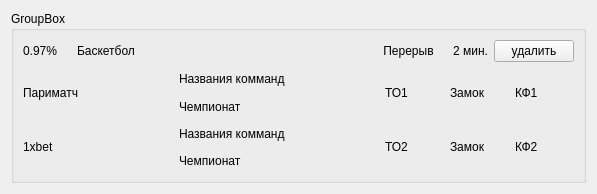
Qt form vilkawidget.ui (isys35/lol_project) before a commit.
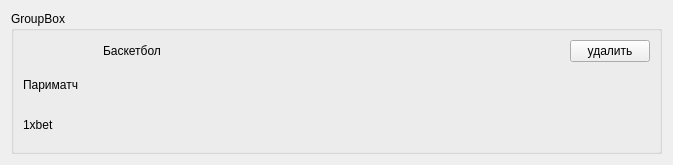
The same form after that commit.

```diff
--- a/vilkawidget.ui
+++ b/vilkawidget.ui
@@ -6,8 +6,8 @@
    <rect>
     <x>0</x>
     <y>0</y>
-    <width>597</width>
-    <height>194</height>
+    <width>673</width>
+    <height>162</height>
    </rect>
   </property>
   <property name="windowTitle">
@@ -16,6 +16,12 @@
   <layout class="QVBoxLayout" name="verticalLayout">
    <item>
     <widget class="QGroupBox" name="groupBox">
+     <property name="maximumSize">
+      <size>
+       <width>16777215</width>
+       <height>200</height>
+      </size>
+     </property>
      <property name="title">
       <string>GroupBox</string>
      </property>
@@ -27,7 +33,7 @@
           <item>
            <widget class="QLabel" name="label_2">
             <property name="text">
-             <string>0.97%</string>
+             <string/>
             </property>
            </widget>
           </item>
@@ -47,7 +53,7 @@
           <item>
            <widget class="QLabel" name="label_4">
             <property name="text">
-             <string>Перерыв</string>
+             <string/>
             </property>
             <property name="alignment">
              <set>Qt::AlignCenter</set>
@@ -57,7 +63,7 @@
           <item>
            <widget class="QLabel" name="label">
             <property name="text">
-             <string>2 мин.</string>
+             <string/>
             </property>
             <property name="alignment">
              <set>Qt::AlignRight|Qt::AlignTrailing|Qt::AlignVCenter</set>
@@ -99,7 +105,7 @@
                </size>
               </property>
               <property name="text">
-               <string>Названия комманд</string>
+               <string/>
               </property>
              </widget>
             </item>
@@ -112,7 +118,7 @@
                </size>
               </property>
               <property name="text">
-               <string>Чемпионат</string>
+               <string/>
               </property>
              </widget>
             </item>
@@ -121,21 +127,21 @@
           <item>
            <widget class="QLabel" name="label_11">
             <property name="text">
-             <string>ТО1</string>
+             <string/>
             </property>
            </widget>
           </item>
           <item>
            <widget class="QLabel" name="label_13">
             <property name="text">
-             <string>Замок</string>
+             <string/>
             </property>
            </widget>
           </item>
           <item>
            <widget class="QLabel" name="label_15">
             <property name="text">
-             <string>КФ1</string>
+             <string/>
             </property>
            </widget>
           </item>
@@ -167,7 +173,7 @@
                </size>
               </property>
               <property name="text">
-               <string>Названия комманд</string>
+               <string/>
               </property>
              </widget>
             </item>
@@ -180,7 +186,7 @@
                </size>
               </property>
               <property name="text">
-               <string>Чемпионат</string>
+               <string/>
               </property>
              </widget>
             </item>
@@ -189,21 +195,21 @@
           <item>
            <widget class="QLabel" name="label_12">
             <property name="text">
-             <string>ТО2</string>
+             <string/>
             </property>
            </widget>
           </item>
           <item>
            <widget class="QLabel" name="label_14">
             <property name="text">
-             <string>Замок</string>
+             <string/>
             </property>
            </widget>
           </item>
           <item>
            <widget class="QLabel" name="label_16">
             <property name="text">
-             <string>КФ2</string>
+             <string/>
             </property>
            </widget>
           </item>
```
